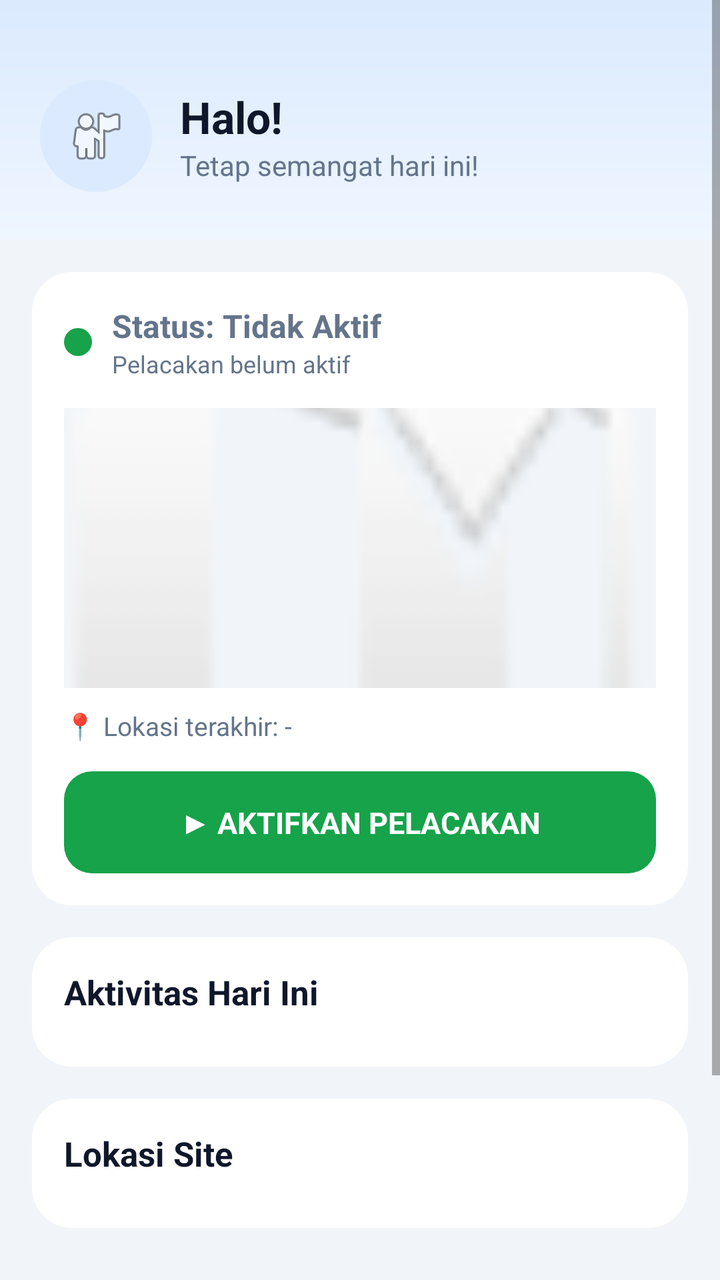
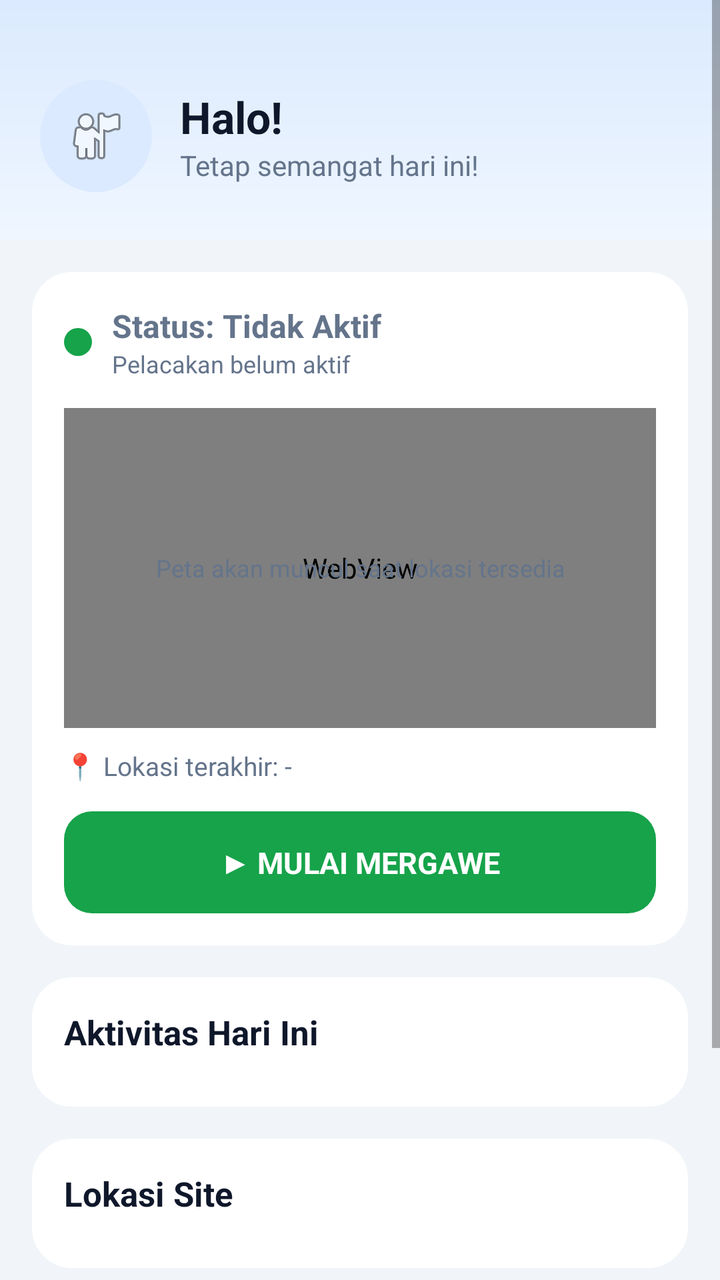

Two renders of the same Android screen: before a commit and after it. Below are the layout's source before the change and the commit's diff.
<!-- AndroidManifest.xml: application theme Theme.SMLTrack -->
<!-- res/layout/fragment_home.xml -->
<?xml version="1.0" encoding="utf-8"?>
<ScrollView xmlns:android="http://schemas.android.com/apk/res/android"
    xmlns:app="http://schemas.android.com/apk/res-auto"
    android:layout_width="match_parent"
    android:layout_height="match_parent"
    android:background="@color/bg"
    android:fillViewport="true">

    <LinearLayout
        android:layout_width="match_parent"
        android:layout_height="wrap_content"
        android:orientation="vertical">

        
        <LinearLayout
            android:layout_width="match_parent"
            android:layout_height="wrap_content"
            android:background="@drawable/header_gradient"
            android:orientation="horizontal"
            android:gravity="center_vertical"
            android:paddingHorizontal="20dp"
            android:paddingTop="40dp"
            android:paddingBottom="24dp">

            <ImageView
                android:id="@+id/ivAvatar"
                android:layout_width="56dp"
                android:layout_height="56dp"
                android:background="@drawable/circle_primary_light"
                android:src="@android:drawable/ic_menu_myplaces"
                android:padding="12dp" />

            <LinearLayout
                android:layout_width="0dp"
                android:layout_height="wrap_content"
                android:layout_weight="1"
                android:layout_marginStart="14dp"
                android:orientation="vertical">

                <TextView
                    android:id="@+id/tvGreeting"
                    android:layout_width="wrap_content"
                    android:layout_height="wrap_content"
                    android:text="Halo!"
                    android:textColor="@color/text_primary"
                    android:textSize="22sp"
                    android:textStyle="bold" />

                <TextView
                    android:layout_width="wrap_content"
                    android:layout_height="wrap_content"
                    android:text="Tetap semangat hari ini!"
                    android:textColor="@color/text_secondary"
                    android:textSize="14sp" />
            </LinearLayout>

            <TextView
                android:id="@+id/tvDate"
                android:layout_width="wrap_content"
                android:layout_height="wrap_content"
                android:text=""
                android:textColor="@color/text_secondary"
                android:textSize="13sp" />
        </LinearLayout>

        
        <LinearLayout
            android:layout_width="match_parent"
            android:layout_height="wrap_content"
            android:layout_margin="16dp"
            android:background="@drawable/card_white"
            android:orientation="vertical"
            android:padding="16dp">

            <LinearLayout
                android:layout_width="match_parent"
                android:layout_height="wrap_content"
                android:gravity="center_vertical"
                android:orientation="horizontal">

                <View
                    android:layout_width="14dp"
                    android:layout_height="14dp"
                    android:background="@drawable/dot_green" />

                <LinearLayout
                    android:layout_width="0dp"
                    android:layout_height="wrap_content"
                    android:layout_weight="1"
                    android:layout_marginStart="10dp"
                    android:orientation="vertical">

                    <TextView
                        android:id="@+id/tvStatus"
                        android:layout_width="wrap_content"
                        android:layout_height="wrap_content"
                        android:text="Status: Tidak Aktif"
                        android:textColor="@color/text_secondary"
                        android:textSize="16sp"
                        android:textStyle="bold" />

                    <TextView
                        android:id="@+id/tvStatusSub"
                        android:layout_width="wrap_content"
                        android:layout_height="wrap_content"
                        android:text="Pelacakan belum aktif"
                        android:textColor="@color/text_secondary"
                        android:textSize="12sp" />
                </LinearLayout>

                <TextView
                    android:id="@+id/tvOnline"
                    android:layout_width="wrap_content"
                    android:layout_height="wrap_content"
                    android:background="@drawable/chip_green"
                    android:paddingHorizontal="14dp"
                    android:paddingVertical="6dp"
                    android:text="● Online"
                    android:textColor="@color/green"
                    android:textSize="12sp"
                    android:textStyle="bold"
                    android:visibility="gone" />
            </LinearLayout>

            
            <ImageView
                android:id="@+id/ivMap"
                android:layout_width="match_parent"
                android:layout_height="140dp"
                android:layout_marginTop="14dp"
                android:background="@color/bg"
                android:scaleType="centerCrop"
                android:src="@android:drawable/ic_dialog_map" />

            <TextView
                android:id="@+id/tvLocation"
                android:layout_width="match_parent"
                android:layout_height="wrap_content"
                android:layout_marginTop="10dp"
                android:text="📍 Lokasi terakhir: -"
                android:textColor="@color/text_secondary"
                android:textSize="13sp" />

            
            <TextView
                android:id="@+id/btnToggleTracking"
                android:layout_width="match_parent"
                android:layout_height="wrap_content"
                android:layout_marginTop="14dp"
                android:background="@drawable/btn_green"
                android:gravity="center"
                android:paddingVertical="15dp"
                android:text="▶ AKTIFKAN PELACAKAN"
                android:textColor="@color/white"
                android:textSize="15sp"
                android:textStyle="bold" />
        </LinearLayout>

        
        <LinearLayout
            android:layout_width="match_parent"
            android:layout_height="wrap_content"
            android:layout_marginHorizontal="16dp"
            android:background="@drawable/card_white"
            android:orientation="vertical"
            android:padding="16dp">

            <TextView
                android:layout_width="wrap_content"
                android:layout_height="wrap_content"
                android:text="Aktivitas Hari Ini"
                android:textColor="@color/text_primary"
                android:textSize="17sp"
                android:textStyle="bold" />

            <LinearLayout
                android:id="@+id/containerAktivitas"
                android:layout_width="match_parent"
                android:layout_height="wrap_content"
                android:layout_marginTop="10dp"
                android:orientation="vertical" />

            <TextView
                android:id="@+id/tvAktivitasEmpty"
                android:layout_width="wrap_content"
                android:layout_height="wrap_content"
                android:layout_marginTop="8dp"
                android:text="Belum ada aktivitas hari ini"
                android:textColor="@color/text_secondary"
                android:textSize="13sp"
                android:visibility="gone" />
        </LinearLayout>

        
        <LinearLayout
            android:layout_width="match_parent"
            android:layout_height="wrap_content"
            android:layout_margin="16dp"
            android:background="@drawable/card_white"
            android:orientation="vertical"
            android:padding="16dp">

            <TextView
                android:layout_width="wrap_content"
                android:layout_height="wrap_content"
                android:text="Lokasi Site"
                android:textColor="@color/text_primary"
                android:textSize="17sp"
                android:textStyle="bold" />

            <androidx.recyclerview.widget.RecyclerView
                android:id="@+id/rvSites"
                android:layout_width="match_parent"
                android:layout_height="wrap_content"
                android:layout_marginTop="10dp"
                android:nestedScrollingEnabled="false" />

            <TextView
                android:id="@+id/tvSitesEmpty"
                android:layout_width="wrap_content"
                android:layout_height="wrap_content"
                android:text="Belum ada site dikunjungi"
                android:textColor="@color/text_secondary"
                android:textSize="13sp"
                android:visibility="gone" />
        </LinearLayout>

        
        <TextView
            android:id="@+id/btnBattery"
            android:layout_width="match_parent"
            android:layout_height="wrap_content"
            android:layout_marginHorizontal="16dp"
            android:layout_marginTop="16dp"
            android:layout_marginBottom="8dp"
            android:background="@drawable/card_white"
            android:gravity="center"
            android:padding="14dp"
            android:text="⚙ Pengaturan Keandalan (baterai &amp; autostart)"
            android:textColor="@color/primary"
            android:textSize="13sp" />

        <TextView
            android:id="@+id/btnLogout"
            android:layout_width="wrap_content"
            android:layout_height="wrap_content"
            android:layout_gravity="center"
            android:layout_marginBottom="24dp"
            android:padding="10dp"
            android:text="Keluar"
            android:textColor="@color/red"
            android:textSize="13sp" />

    </LinearLayout>
</ScrollView>
<!-- resources referenced by this layout -->
<resources>
  <color name="bg">#F1F5F9</color>
  <color name="green">#16A34A</color>
  <color name="primary">#2563EB</color>
  <color name="red">#DC2626</color>
  <color name="text_primary">#0F172A</color>
  <color name="text_secondary">#64748B</color>
  <color name="white">#FFFFFF</color>
  <!-- drawable btn_green (drawable) -->
  <?xml version="1.0" encoding="utf-8"?>
  <shape xmlns:android="http://schemas.android.com/apk/res/android" android:shape="rectangle">
      <solid android:color="@color/green" />
      <corners android:radius="14dp" />
  </shape>
  <!-- drawable card_white (drawable) -->
  <?xml version="1.0" encoding="utf-8"?>
  <shape xmlns:android="http://schemas.android.com/apk/res/android" android:shape="rectangle">
      <solid android:color="@color/card" />
      <corners android:radius="20dp" />
  </shape>
  <!-- drawable chip_green (drawable) -->
  <?xml version="1.0" encoding="utf-8"?>
  <shape xmlns:android="http://schemas.android.com/apk/res/android" android:shape="rectangle">
      <solid android:color="@color/green_light" />
      <corners android:radius="20dp" />
  </shape>
  <!-- drawable circle_primary_light (drawable) -->
  <?xml version="1.0" encoding="utf-8"?>
  <shape xmlns:android="http://schemas.android.com/apk/res/android" android:shape="oval">
      <solid android:color="@color/primary_light" />
  </shape>
  <!-- drawable dot_green (drawable) -->
  <?xml version="1.0" encoding="utf-8"?>
  <shape xmlns:android="http://schemas.android.com/apk/res/android" android:shape="oval">
      <solid android:color="@color/green" />
  </shape>
  <!-- drawable header_gradient (drawable) -->
  <?xml version="1.0" encoding="utf-8"?>
  <shape xmlns:android="http://schemas.android.com/apk/res/android" android:shape="rectangle">
      <gradient android:startColor="@color/header_grad_start" android:endColor="@color/header_grad_end" android:angle="270" />
  </shape>
  <style name="Theme.SMLTrack" parent="Theme.MaterialComponents.Light.NoActionBar">
          <item name="colorPrimary">@color/primary</item>
          <item name="colorPrimaryVariant">@color/primary_dark</item>
          <item name="colorOnPrimary">@color/white</item>
          <item name="colorSecondary">@color/green</item>
          <item name="android:statusBarColor">@color/header_grad_start</item>
          <item name="android:windowLightStatusBar">true</item>
          <item name="android:windowBackground">@color/bg</item>
      </style>
  <color name="card">#FFFFFF</color>
  <color name="green_light">#DCFCE7</color>
  <color name="primary_light">#DBEAFE</color>
  <color name="header_grad_start">#DBEAFE</color>
  <color name="header_grad_end">#EFF6FF</color>
  <color name="primary_dark">#1D4ED8</color>
</resources>

<!-- the commit's change to res/layout/fragment_home.xml (unified diff, before → after) -->
@@ -123,14 +123,26 @@
             </LinearLayout>
 
             
-            <ImageView
-                android:id="@+id/ivMap"
-                android:layout_width="match_parent"
-                android:layout_height="140dp"
+            <FrameLayout
+                android:layout_width="match_parent"
+                android:layout_height="160dp"
                 android:layout_marginTop="14dp"
-                android:background="@color/bg"
-                android:scaleType="centerCrop"
-                android:src="@android:drawable/ic_dialog_map" />
+                android:background="@color/bg">
+
+                <WebView
+                    android:id="@+id/mapWebView"
+                    android:layout_width="match_parent"
+                    android:layout_height="match_parent" />
+
+                <TextView
+                    android:id="@+id/tvMapPlaceholder"
+                    android:layout_width="match_parent"
+                    android:layout_height="match_parent"
+                    android:gravity="center"
+                    android:text="Peta akan muncul saat lokasi tersedia"
+                    android:textColor="@color/text_secondary"
+                    android:textSize="12sp" />
+            </FrameLayout>
 
             <TextView
                 android:id="@+id/tvLocation"
@@ -150,7 +162,7 @@
                 android:background="@drawable/btn_green"
                 android:gravity="center"
                 android:paddingVertical="15dp"
-                android:text="▶ AKTIFKAN PELACAKAN"
+                android:text="▶ MULAI MERGAWE"
                 android:textColor="@color/white"
                 android:textSize="15sp"
                 android:textStyle="bold" />
